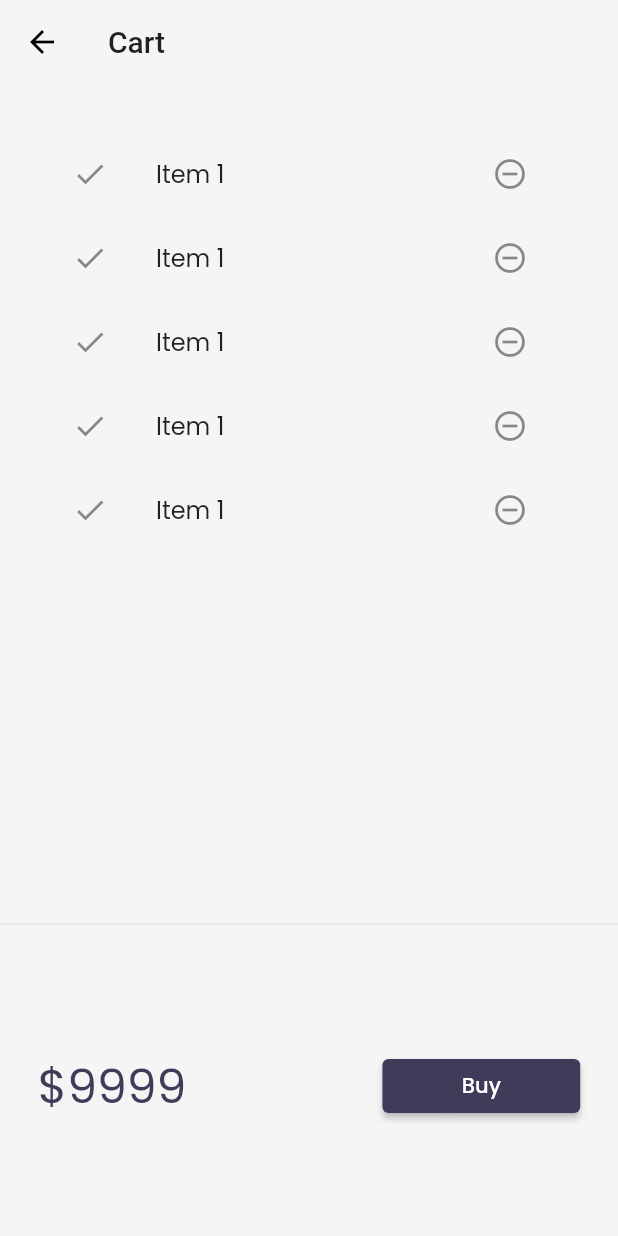
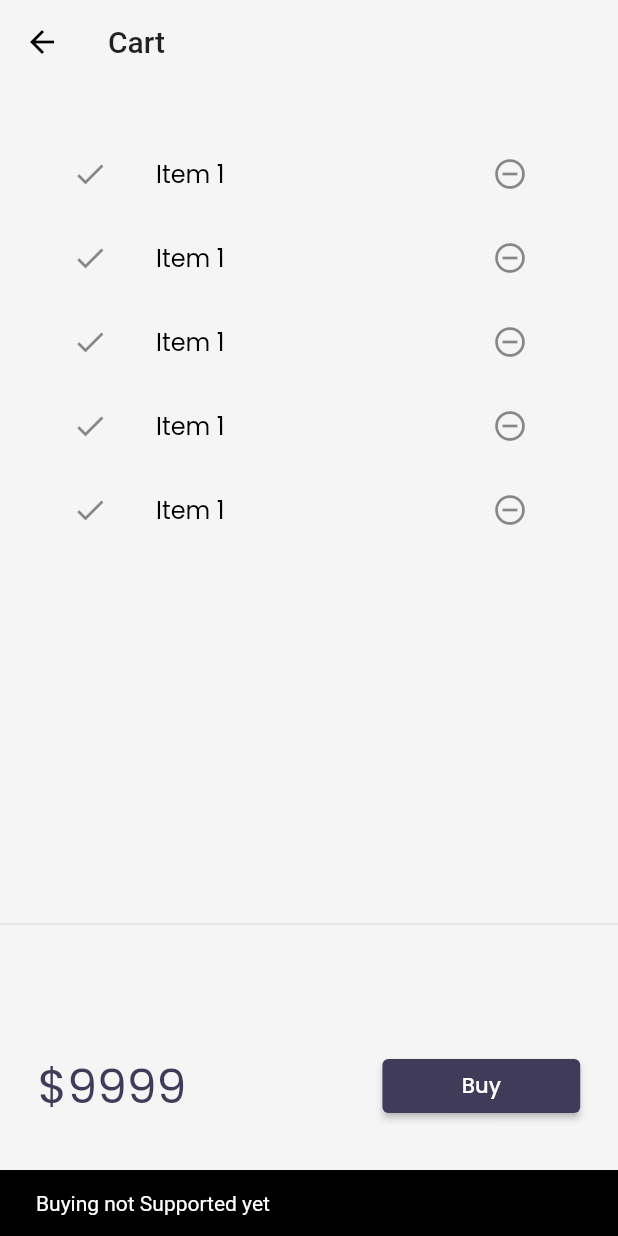
Before and after one commit to nitin-787/Flutter_Catalog, a Flutter app: the CartPage screen opened by its route, after a tap on "Buy", on a phone screen of 412 x 824 dp. Run offline on Flutter 3.47's test engine with Material 2 defaults, Android fonts, the phone set to English and light mode, and no system bars; our stand-ins replace google_fonts, velocity_x; network calls fail.

Commit message:
Day 19 completed

```diff
--- a/lib/models/catalog.dart
+++ b/lib/models/catalog.dart
@@ -5,11 +5,11 @@ class CatalogModel {
   static List<Item> items = [];
 
   // Get item by id
-  static Item getById(int id) =>
+  Item getById(int id) =>
       items.firstWhere((element) => element.id == id, orElse: null);
 
   // Get item By Position
-  static Item getByPosition(int pos) => items[pos];
+  Item getByPosition(int pos) => items[pos];
 }
 
 class Item {
--- a/lib/pages/cart_page.dart
+++ b/lib/pages/cart_page.dart
@@ -39,7 +39,11 @@ class _CartTotal extends StatelessWidget {
           "\$9999".text.xl4.color(context.accentColor).make(),
           30.widthBox,
           ElevatedButton(
-            onPressed: () {},
+            onPressed: () {
+              ScaffoldMessenger.of(context).showSnackBar(SnackBar(
+                content: "Buying not Supported yet".text.make(),
+              ));
+            },
             style: ButtonStyle(
                 backgroundColor:
                     MaterialStateProperty.all(context.theme.buttonColor)),
@@ -69,7 +73,7 @@ class _CartListState extends State<_CartList> {
           icon: const Icon(Icons.remove_circle_outline),
           onPressed: () {},
         ),
-        title: "Item 1".text.make(),
+        title: "Item 1".text.color(context.cardColor).make(),
       ),
     );
   }
--- a/lib/widgets/home_widgets/catalog_header.dart
+++ b/lib/widgets/home_widgets/catalog_header.dart
@@ -12,7 +12,7 @@ class CatalogHeader extends StatelessWidget {
       crossAxisAlignment: CrossAxisAlignment.start,
       children: [
         "Catalog App".text.xl5.bold.color(context.theme.accentColor).make(),
-        "Treanding Products".text.xl2.make(),
+        "Treanding Products".text.xl2.color(context.theme.accentColor).make(),
       ],
     );
   }
--- a/lib/widgets/home_widgets/catalog_list.dart
+++ b/lib/widgets/home_widgets/catalog_list.dart
@@ -15,7 +15,7 @@ class CatalogList extends StatelessWidget {
       shrinkWrap: true,
       itemCount: CatalogModel.items.length,
       itemBuilder: (context, index) {
-        final catalog = CatalogModel.getByPosition(index);
+        final catalog = CatalogModel.items[index];
         return InkWell(
           onTap: () => Navigator.push(
             context,
--- a/lib/widgets/themes.dart
+++ b/lib/widgets/themes.dart
@@ -23,6 +23,7 @@ class MyTheme {
       brightness: Brightness.dark,
       fontFamily: GoogleFonts.poppins().fontFamily,
       cardColor: Colors.white,
+      textTheme: Theme.of(context).textTheme,
       canvasColor: darkCreamColor,
       buttonColor: lightBluishColor,
       accentColor: Colors.white,
```
Also changed, not shown: lib/models/cart.dart (added, +34 -0 lines), lib/pages/home_detail_page.dart (+6 -2 lines), 1 other file.
